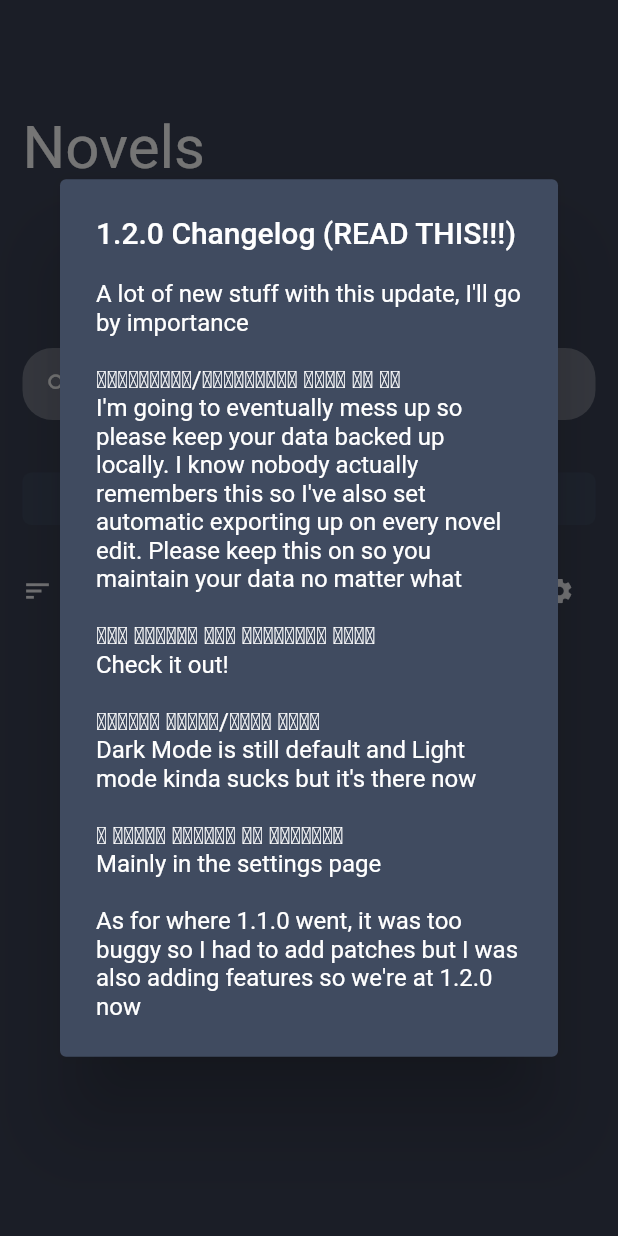
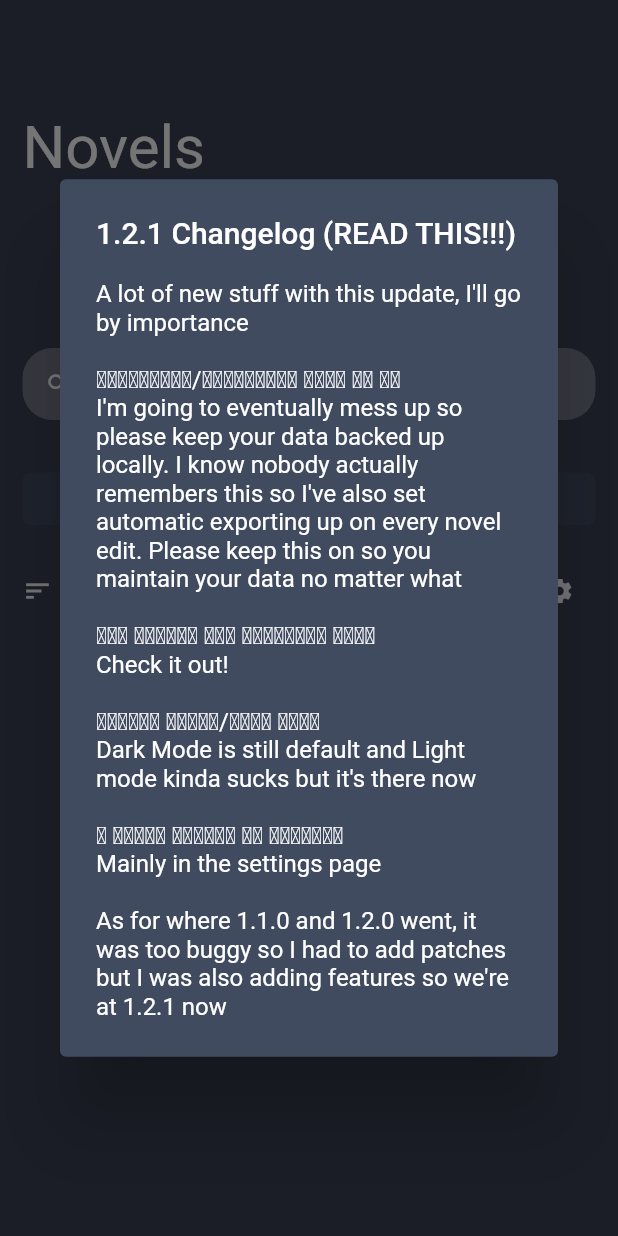
Before and after one commit to OverPoweredDev/Junior, a Flutter app: the screen it shows after launch, on a phone screen of 412 x 824 dp. Run offline on Flutter 3.47's test engine with Material 2 defaults, Android fonts, the phone set to English and light mode, and no system bars; our stand-ins replace file_picker, permission_handler, settings_ui, shared_preferences; missing offline and left inert: downloads_path_provider.

```diff
--- a/src/lib/homepage/body.dart
+++ b/src/lib/homepage/body.dart
@@ -47,11 +47,11 @@ class _HomePageState extends State<HomePage> {
 
   showChangelog(BuildContext context) async {
     SharedPreferences prefs = await SharedPreferences.getInstance();
-    bool hasSeenChangelog = prefs.getBool('seenChangeLog-1.1.1') ?? false;
+    bool hasSeenChangelog = prefs.getBool('seenChangeLog-1.2.1') ?? false;
 
     if (!hasSeenChangelog) {
       showChangeDialog(context);
-      prefs.setBool('seenChangeLog-1.1.1', true);
+      prefs.setBool('seenChangeLog-1.2.1', true);
     }
   }
 
--- a/src/lib/model/changelog.dart
+++ b/src/lib/model/changelog.dart
@@ -7,7 +7,7 @@ showChangeDialog(BuildContext context) {
     context: context,
     builder: (BuildContext context) => AlertDialog(
       title: Text(
-        '1.2.0 Changelog (READ THIS!!!)',
+        '1.2.1 Changelog (READ THIS!!!)',
         style: TextStyle(color: textColor),
       ),
       content: Text(
@@ -16,7 +16,7 @@ showChangeDialog(BuildContext context) {
         '𝗧𝗵𝗲 𝗘𝗻𝘁𝗶𝗿𝗲 𝗡𝗲𝘄 𝗦𝗲𝘁𝘁𝗶𝗻𝗴𝘀 𝗣𝗮𝗴𝗲\nCheck it out!\n\n'
         '𝗧𝗼𝗴𝗴𝗹𝗲 𝗟𝗶𝗴𝗵𝘁/𝗗𝗮𝗿𝗸 𝗠𝗼𝗱𝗲\nDark Mode is still default and Light mode kinda sucks but it\'s there now\n\n'
         '𝗔 𝗪𝗵𝗼𝗹𝗲 𝗕𝘂𝗻𝗰𝗵𝗮 𝗨𝗜 𝗨𝗽𝗱𝗮𝘁𝗲𝘀\nMainly in the settings page\n\n'
-         'As for where 1.1.0 went, it was too buggy so I had to add patches but I was also adding features so we\'re at 1.2.0 now',
+        'As for where 1.1.0 and 1.2.0 went, it was too buggy so I had to add patches but I was also adding features so we\'re at 1.2.1 now',
         style: TextStyle(color: textColor),
       ),
       backgroundColor: tileColor.withAlpha(255),
--- a/src/pubspec.yaml
+++ b/src/pubspec.yaml
@@ -2,7 +2,7 @@ name: Junior
 description: Junior dares! to log his novel details
 
 publish_to: 'none'
-version: 1.2.0+6
+version: 1.2.1+7
 
 environment:
   sdk: ">=2.7.0 <3.0.0"
```
Also changed, not shown: src/lib/settings_page/components/export_data.dart (+8 -2 lines).
